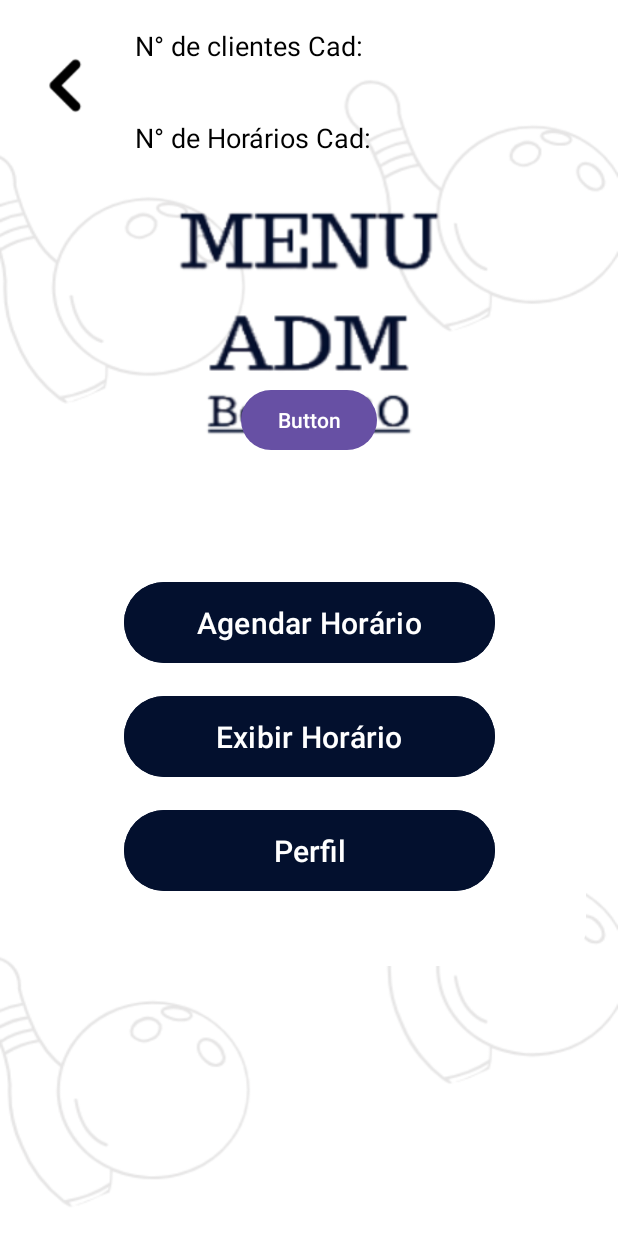
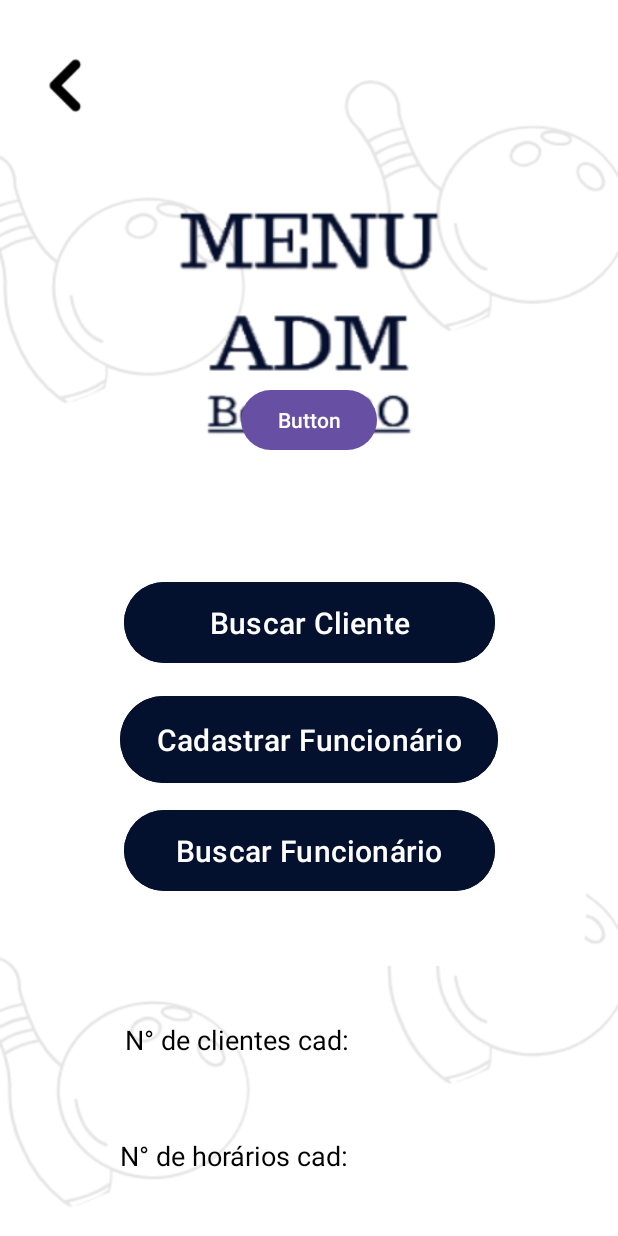
Before and after one commit to NetoTTT/BowlPro, an Android app: the layout menu_adm.xml on its own in the app's theme, with its tools: preview values and no code run, on a phone screen of 412 x 824 dp. Run offline under Robolectric (Android 15) with nearby library versions, the phone set to English and light mode, and no system bars.

Commit message:
13 commit

```diff
--- a/app/src/main/AndroidManifest.xml
+++ b/app/src/main/AndroidManifest.xml
@@ -31,6 +31,12 @@
         <activity android:name=".TelaPerfil"
         android:exported="false"/>
 
+        <activity android:name=".TelaMenu_ADM"
+            android:exported="false"/>
+
+        <activity android:name=".TelaCod_Only"
+            android:exported="false"/>
+
 
         <activity
             android:name=".MainActivity"
--- a/app/src/main/res/layout/menu_adm.xml
+++ b/app/src/main/res/layout/menu_adm.xml
@@ -23,30 +23,29 @@
         android:id="@+id/constant_agendas"
         android:layout_width="161dp"
         android:layout_height="41dp"
-        android:text="N° de Horários Cad:"
+        android:text="N° de horários cad:"
         android:textColor="@color/black"
         android:textSize="18dp"
         app:layout_constraintBottom_toBottomOf="parent"
         app:layout_constraintEnd_toEndOf="parent"
-        app:layout_constraintHorizontal_bias="0.36"
+        app:layout_constraintHorizontal_bias="0.32"
         app:layout_constraintStart_toStartOf="parent"
-        app:layout_constraintTop_toTopOf="parent"
-        app:layout_constraintVertical_bias="0.101" />
+        app:layout_constraintTop_toBottomOf="@+id/buttonBuscarFun"
+        app:layout_constraintVertical_bias="0.868" />
 
     <TextView
         android:id="@+id/constant_agendas_Num"
         android:layout_width="wrap_content"
         android:layout_height="wrap_content"
-        android:layout_marginStart="28dp"
         android:text=""
         android:textColor="@color/black"
         android:textSize="18dp"
         app:layout_constraintBottom_toBottomOf="parent"
         app:layout_constraintEnd_toEndOf="parent"
-        app:layout_constraintHorizontal_bias="0.007"
-        app:layout_constraintStart_toEndOf="@+id/constant_cliente"
+        app:layout_constraintHorizontal_bias="0.164"
+        app:layout_constraintStart_toEndOf="@+id/constant_agendas"
         app:layout_constraintTop_toTopOf="parent"
-        app:layout_constraintVertical_bias="0.099" />
+        app:layout_constraintVertical_bias="0.957" />
 
     <ImageView
         android:id="@+id/iconVoltarforLogin4"
@@ -86,12 +85,12 @@
 
 
     <Button
-        android:id="@+id/buttonExibirHorario"
-        android:layout_width="247dp"
-        android:layout_height="62dp"
+        android:id="@+id/buttonCadastrarFun"
+        android:layout_width="252dp"
+        android:layout_height="66dp"
         android:layout_marginTop="136dp"
         android:backgroundTint="@color/blue_dark"
-        android:text="Exibir Horário"
+        android:text="Cadastrar Funcionário"
         android:textColor="@color/white"
         android:textSize="20sp"
         app:layout_constraintEnd_toEndOf="@+id/conteiner2"
@@ -101,12 +100,12 @@
         app:layout_constraintTop_toTopOf="@+id/conteiner2" />
 
     <Button
-        android:id="@+id/buttonAgendar"
+        android:id="@+id/buttonBuscarCliente"
         android:layout_width="247dp"
         android:layout_height="62dp"
         android:layout_marginTop="60dp"
         android:backgroundTint="@color/blue_dark"
-        android:text="Agendar Horário"
+        android:text="Buscar Cliente"
         android:textColor="@color/white"
         android:textSize="20sp"
         app:layout_constraintEnd_toEndOf="@+id/conteiner2"
@@ -116,12 +115,12 @@
         app:layout_constraintTop_toTopOf="@id/conteiner2" />
 
     <Button
-        android:id="@+id/buttonPerfil"
+        android:id="@+id/buttonBuscarFun"
         android:layout_width="247dp"
         android:layout_height="62dp"
         android:layout_marginTop="212dp"
         android:backgroundTint="@color/blue_dark"
-        android:text="Perfil"
+        android:text="Buscar Funcionário"
         android:textColor="@color/white"
         android:textSize="20sp"
         app:layout_constraintEnd_toEndOf="@+id/conteiner2"
@@ -132,17 +131,17 @@
 
     <TextView
         android:id="@+id/constant_cliente"
-        android:layout_width="161dp"
-        android:layout_height="41dp"
-        android:text="N° de clientes Cad:"
+        android:layout_width="162dp"
+        android:layout_height="42dp"
+        android:text="N° de clientes cad:"
+        android:textColor="@color/black"
         android:textSize="18dp"
-        android:textColor="@color/black"
-        app:layout_constraintBottom_toBottomOf="parent"
+        app:layout_constraintBottom_toTopOf="@+id/constant_agendas"
         app:layout_constraintEnd_toEndOf="parent"
-        app:layout_constraintHorizontal_bias="0.36"
+        app:layout_constraintHorizontal_bias="0.333"
         app:layout_constraintStart_toStartOf="parent"
-        app:layout_constraintTop_toTopOf="parent"
-        app:layout_constraintVertical_bias="0.023" />
+        app:layout_constraintTop_toBottomOf="@+id/buttonBuscarFun"
+        app:layout_constraintVertical_bias="0.7" />
 
     <TextView
         android:id="@+id/constant_cliente_Num"
@@ -157,6 +156,6 @@
         app:layout_constraintHorizontal_bias="0.0"
         app:layout_constraintStart_toEndOf="@+id/constant_cliente"
         app:layout_constraintTop_toTopOf="parent"
-        app:layout_constraintVertical_bias="0.023" />
+        app:layout_constraintVertical_bias="0.868" />
 
 </androidx.constraintlayout.widget.ConstraintLayout>
```
Also changed, not shown: app/src/main/java/com/example/bowlpromobile/MainActivity.java (+8 -0 lines), app/src/main/java/com/example/bowlpromobile/TelaAgendarHorario.java (+60 -0 lines), app/src/main/java/com/example/bowlpromobile/TelaCod_Only.java (added, +51 -0 lines), app/src/main/java/com/example/bowlpromobile/TelaMenu_ADM.java (+39 -2 lines), app/src/main/res/layout/cod_only.xml (added, +75 -0 lines), app/src/main/res/drawable/loginadm.png (added).
